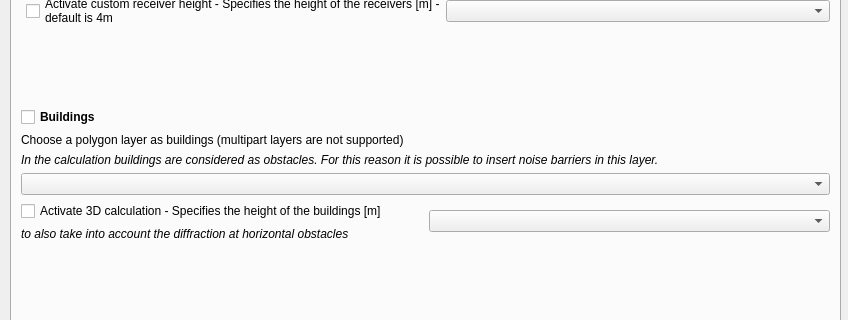
Above: tools/ui_CalculateNoiseLevels.ui from pierluigiderosa/openoise before the change; both pictures show x 0 to 848 and y 119 to 439 of the 848 by 616 pixel window. Below: the same form after it.
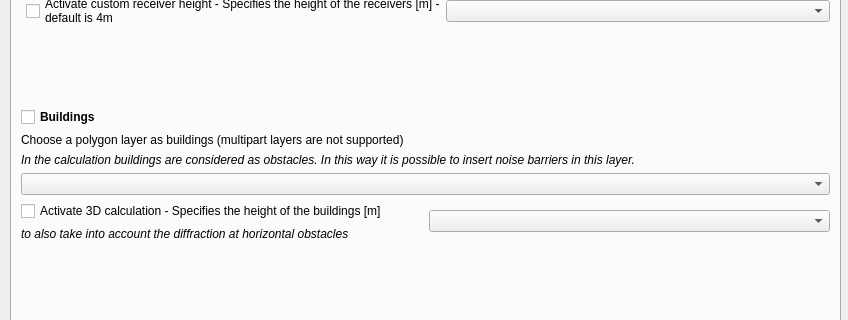
That is the form after the change. The open tabs and pages were chosen to show the change. Custom widgets are drawn as their Qt base class.

Patch:
```diff
--- a/tools/ui_CalculateNoiseLevels.ui
+++ b/tools/ui_CalculateNoiseLevels.ui
@@ -311,7 +311,7 @@
         </font>
        </property>
        <property name="text">
-        <string>In the calculation buildings are considered as obstacles. For this reason it is possible to insert noise barriers in this layer.</string>
+        <string>&lt;html&gt;&lt;head/&gt;&lt;body&gt;&lt;p&gt;In the calculation buildings are considered as obstacles. In this way it is possible to insert noise barriers in this layer.&lt;/p&gt;&lt;/body&gt;&lt;/html&gt;</string>
        </property>
       </widget>
      </item>
```
Left out of the diff: 2 changed lines with no effect on the pictures.
